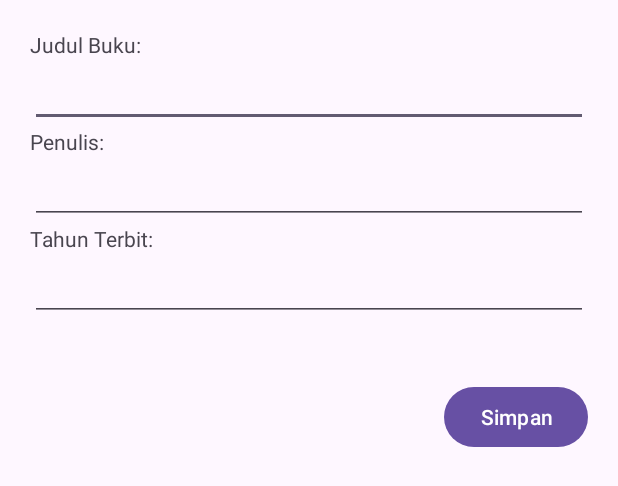
After one commit to owenmarss/uas_pwdm, an Android app: the layout activity_editor_book.xml on its own in the app's theme, with its tools: preview values and no code run, on a phone screen of 412 x 824 dp. The commit adds this screen. Shown: the top 486 px of the screen. Run offline under Robolectric (Android 15) with nearby library versions, the phone set to English and light mode, and no system bars.

Commit message:
CRUD Book

```diff
--- /dev/null
+++ b/app/src/main/res/layout/activity_editor_book.xml
@@ -0,0 +1,58 @@
+<?xml version="1.0" encoding="utf-8"?>
+<RelativeLayout xmlns:android="http://schemas.android.com/apk/res/android"
+    xmlns:app="http://schemas.android.com/apk/res-auto"
+    xmlns:tools="http://schemas.android.com/tools"
+    android:layout_width="match_parent"
+    android:layout_height="match_parent"
+    android:layout_marginTop="20dp"
+    android:layout_marginHorizontal="20dp"
+    tools:context=".EditorBookActivity">
+
+    <TextView
+        android:id="@+id/txt_judulBuku_label"
+        android:layout_width="wrap_content"
+        android:layout_height="wrap_content"
+        android:text="Judul Buku: "/>
+
+    <EditText
+        android:id="@+id/input_judulBuku"
+        android:layout_width="match_parent"
+        android:layout_height="wrap_content"
+        android:layout_below="@+id/txt_judulBuku_label"/>
+
+    <TextView
+        android:id="@+id/txt_penulis_label"
+        android:layout_width="wrap_content"
+        android:layout_height="wrap_content"
+        android:layout_below="@+id/input_judulBuku"
+        android:text="Penulis: "/>
+
+    <EditText
+        android:id="@+id/input_penulis"
+        android:layout_width="match_parent"
+        android:layout_height="wrap_content"
+        android:layout_below="@+id/txt_penulis_label"/>
+
+    <TextView
+        android:id="@+id/txt_tahunTerbit_label"
+        android:layout_width="wrap_content"
+        android:layout_height="wrap_content"
+        android:layout_below="@+id/input_penulis"
+        android:text="Tahun Terbit: "/>
+
+    <EditText
+        android:id="@+id/input_tahunTerbit"
+        android:layout_width="match_parent"
+        android:layout_height="wrap_content"
+        android:inputType="number"
+        android:layout_below="@+id/txt_tahunTerbit_label"/>
+
+    <Button
+        android:id="@+id/button_save"
+        android:layout_width="wrap_content"
+        android:layout_height="wrap_content"
+        android:layout_alignParentEnd="true"
+        android:layout_marginTop="40dp"
+        android:layout_below="@+id/input_tahunTerbit"
+        android:text="Simpan" />
+</RelativeLayout>
```
Also changed, not shown: app/src/main/java/com/example/uas_pwdm/BookFragment.java (+7 -0 lines), app/src/main/java/com/example/uas_pwdm/EditorBookActivity.java (added, +76 -0 lines).
